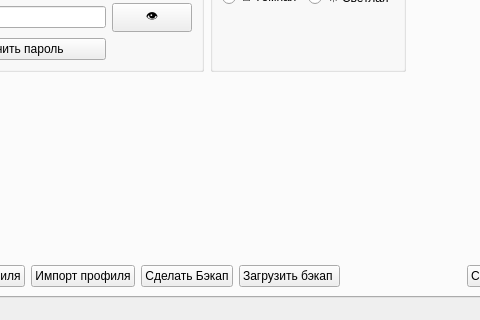
Before: the Qt Designer form sources/main_window.ui in karulny/TrackerHabit, drawn with Qt 5; both pictures show x 93 to 573 and y 169 to 489 of the 795 by 489 pixel window.
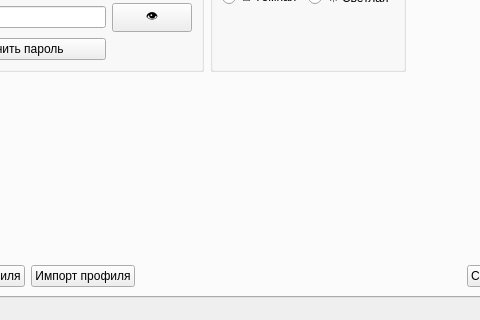
After: the same form once the commit is applied.

The edit to the form file:
```diff
--- a/sources/main_window.ui
+++ b/sources/main_window.ui
@@ -376,20 +376,6 @@
             </property>
            </widget>
           </item>
-          <item>
-           <widget class="QPushButton" name="MakeBackup">
-            <property name="text">
-             <string>Сделать Бэкап</string>
-            </property>
-           </widget>
-          </item>
-          <item>
-           <widget class="QPushButton" name="OpenBackup">
-            <property name="text">
-             <string>Загрузить бэкап </string>
-            </property>
-           </widget>
-          </item>
           <item>
            <spacer name="horizontalSpacer_4">
             <property name="orientation">
```
